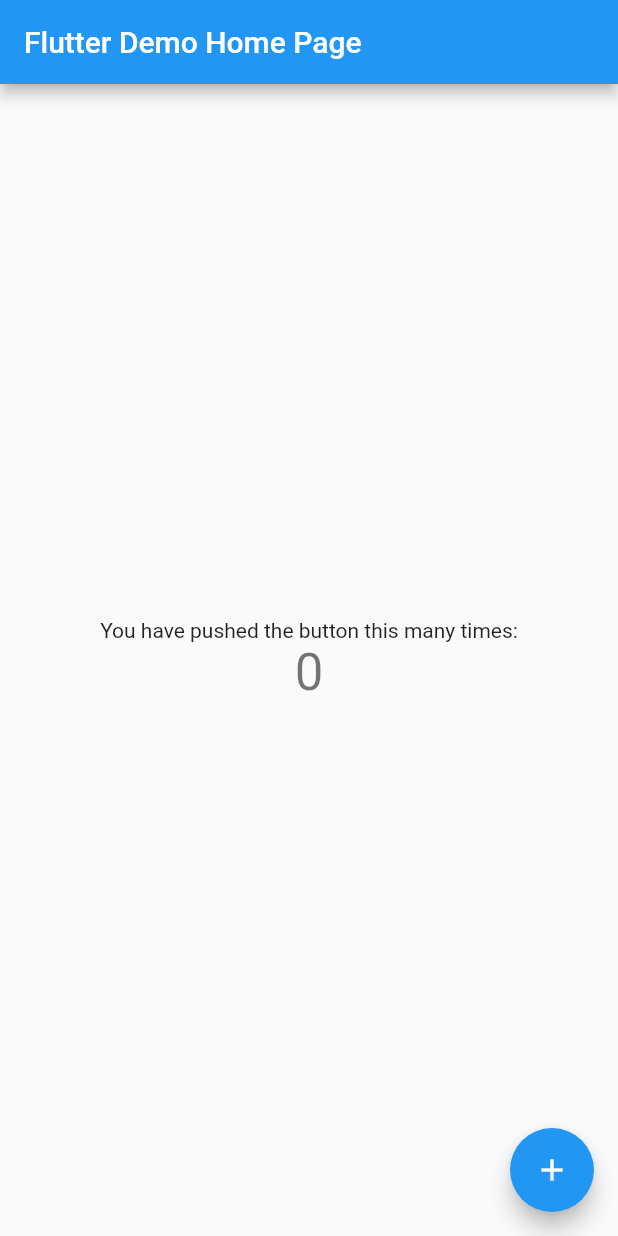
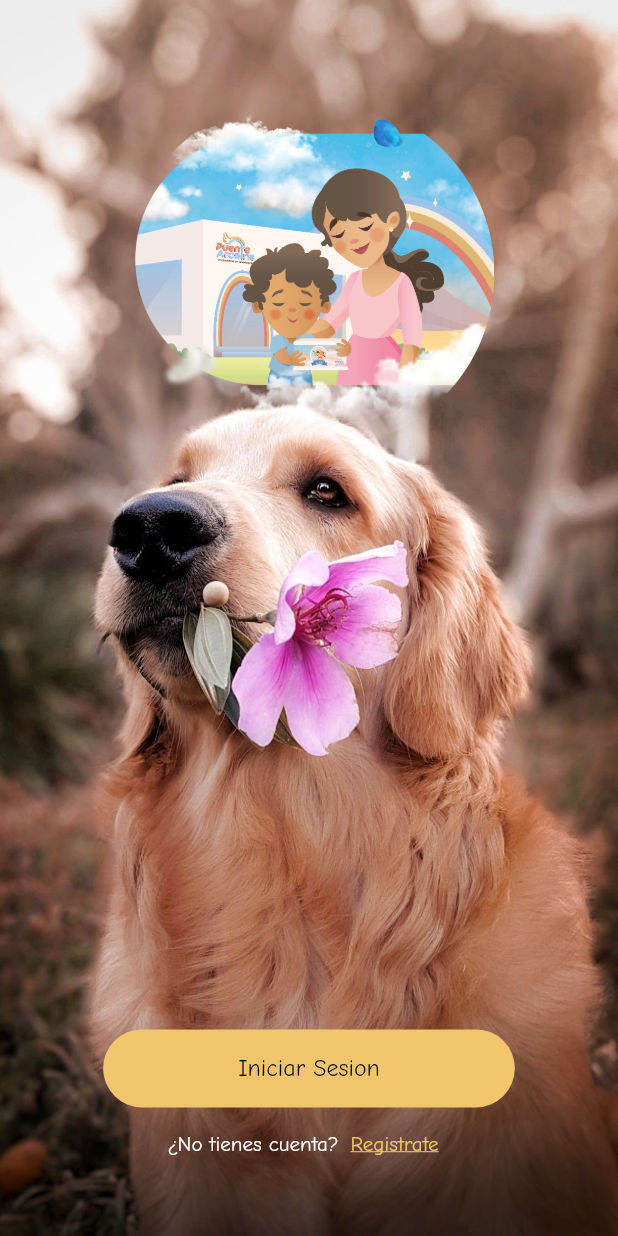
Before and after one commit to Anthonny222/puente-arcoiris, a Flutter app: the screen it shows after launch, on a phone screen of 412 x 824 dp. Run offline on Flutter 3.47's test engine with Material 2 defaults, Android fonts, the phone set to English and light mode, and no system bars; our stand-ins replace firebase_core; accounts and stored records are empty.

Commit message:
Se agregaron las fuentes junto con ellos se modifico el yaml, se agrego imagen incio, y se hico inicio.dart

```diff
--- a/lib/main.dart
+++ b/lib/main.dart
@@ -1,115 +1,26 @@
 import 'package:flutter/material.dart';
+import 'package:puente_arcoiris/routes/app-routes.dart';
+import 'package:puente_arcoiris/theme/app_theme.dart';
+
 
 void main() {
   runApp(const MyApp());
 }
 
+
 class MyApp extends StatelessWidget {
+
   const MyApp({super.key});
 
-  // This widget is the root of your application.
   @override
   Widget build(BuildContext context) {
+
     return MaterialApp(
-      title: 'Flutter Demo',
-      theme: ThemeData(
-        // This is the theme of your application.
-        //
-        // Try running your application with "flutter run". You'll see the
-        // application has a blue toolbar. Then, without quitting the app, try
-        // changing the primarySwatch below to Colors.green and then invoke
-        // "hot reload" (press "r" in the console where you ran "flutter run",
-        // or simply save your changes to "hot reload" in a Flutter IDE).
-        // Notice that the counter didn't reset back to zero; the application
-        // is not restarted.
-        primarySwatch: Colors.blue,
-      ),
-      home: const MyHomePage(title: 'Flutter Demo Home Page'),
+      debugShowCheckedModeBanner: false,
+      title: 'Puente Arcoiris',
+      theme: AppTheme.lighTheme,
+      initialRoute: AppRoutes.rutaInicial,
+      routes: AppRoutes.routes,
     );
   }
 }
-
-class MyHomePage extends StatefulWidget {
-  const MyHomePage({super.key, required this.title});
-
-  // This widget is the home page of your application. It is stateful, meaning
-  // that it has a State object (defined below) that contains fields that affect
-  // how it looks.
-
-  // This class is the configuration for the state. It holds the values (in this
-  // case the title) provided by the parent (in this case the App widget) and
-  // used by the build method of the State. Fields in a Widget subclass are
-  // always marked "final".
-
-  final String title;
-
-  @override
-  State<MyHomePage> createState() => _MyHomePageState();
-}
-
-class _MyHomePageState extends State<MyHomePage> {
-  int _counter = 0;
-
-  void _incrementCounter() {
-    setState(() {
-      // This call to setState tells the Flutter framework that something has
-      // changed in this State, which causes it to rerun the build method below
-      // so that the display can reflect the updated values. If we changed
-      // _counter without calling setState(), then the build method would not be
-      // called again, and so nothing would appear to happen.
-      _counter++;
-    });
-  }
-
-  @override
-  Widget build(BuildContext context) {
-    // This method is rerun every time setState is called, for instance as done
-    // by the _incrementCounter method above.
-    //
-    // The Flutter framework has been optimized to make rerunning build methods
-    // fast, so that you can just rebuild anything that needs updating rather
-    // than having to individually change instances of widgets.
-    return Scaffold(
-      appBar: AppBar(
-        // Here we take the value from the MyHomePage object that was created by
-        // the App.build method, and use it to set our appbar title.
-        title: Text(widget.title),
-      ),
-      body: Center(
-        // Center is a layout widget. It takes a single child and positions it
-        // in the middle of the parent.
-        child: Column(
-          // Column is also a layout widget. It takes a list of children and
-          // arranges them vertically. By default, it sizes itself to fit its
-          // children horizontally, and tries to be as tall as its parent.
-          //
-          // Invoke "debug painting" (press "p" in the console, choose the
-          // "Toggle Debug Paint" action from the Flutter Inspector in Android
-          // Studio, or the "Toggle Debug Paint" command in Visual Studio Code)
-          // to see the wireframe for each widget.
-          //
-          // Column has various properties to control how it sizes itself and
-          // how it positions its children. Here we use mainAxisAlignment to
-          // center the children vertically; the main axis here is the vertical
-          // axis because Columns are vertical (the cross axis would be
-          // horizontal).
-          mainAxisAlignment: MainAxisAlignment.center,
-          children: <Widget>[
-            const Text(
-              'You have pushed the button this many times:',
-            ),
-            Text(
-              '$_counter',
-              style: Theme.of(context).textTheme.headline4,
-            ),
-          ],
-        ),
-      ),
-      floatingActionButton: FloatingActionButton(
-        onPressed: _incrementCounter,
-        tooltip: 'Increment',
-        child: const Icon(Icons.add),
-      ), // This trailing comma makes auto-formatting nicer for build methods.
-    );
-  }
-}
--- /dev/null
+++ b/lib/routes/app-routes.dart
@@ -0,0 +1,19 @@
+import 'package:flutter/material.dart';
+import 'package:puente_arcoiris/screens/screens.dart';
+
+
+
+class AppRoutes{
+
+  static const rutaInicial = 'inicio';
+
+
+  static Map<String, Widget Function (BuildContext context)> routes ={
+
+    'inicio': (BuildContext context) => const IngresarScreen()
+
+
+  };
+
+
+}
--- /dev/null
+++ b/lib/screens/ingresar.dart
@@ -0,0 +1,59 @@
+import 'package:flutter/material.dart';
+import 'package:puente_arcoiris/theme/app_theme.dart';
+
+
+class IngresarScreen extends StatelessWidget {
+
+  const IngresarScreen({Key? key}) : super(key: key);
+
+  @override
+  Widget build(BuildContext context) {
+
+    final size = MediaQuery.of(context).size;
+
+    return Scaffold(
+      body: Center(
+         child: SingleChildScrollView(
+          child: Container(
+            width: size.width,
+            height: size.height,
+            decoration: const BoxDecoration(
+              image: DecorationImage( image: AssetImage('assets/inicio.jpg'), fit: BoxFit.cover)
+            ),
+            child: Column(
+              crossAxisAlignment: CrossAxisAlignment.center,
+              mainAxisAlignment: MainAxisAlignment.start,
+              children: [
+                SizedBox(
+                  height: size.height * 0.08
+                ),
+                Image(
+                  image: const AssetImage('assets/puente-arcoiris.png',),
+                  fit: BoxFit.contain,
+                  width: size.width * 0.6 ,
+                ),
+                SizedBox(
+                  height: size.height * 0.47,
+                ),
+                ElevatedButton(
+                  onPressed: (){},
+                  child: const Text('Iniciar Sesion', style: TextStyle(color: Colors.black, fontFamily: 'Comic Neue', fontSize: 16),),
+                ),
+                Row(
+                  mainAxisAlignment: MainAxisAlignment.center,
+                  children: [
+                    const Text('¿No tienes cuenta?', style: TextStyle(color: Colors.white, fontFamily: 'Comic Neue'),),
+                    TextButton(
+                      onPressed: (){},
+                      child: const Text('Registrate', style: TextStyle(color: AppTheme.primary, fontFamily: 'Comic Neue', decoration: TextDecoration.underline),)
+                    )
+                  ],
+                )
+              ],
+            ),
+          ),
+         ),
+      ),
+    );
+  }
+}
--- /dev/null
+++ b/lib/screens/screens.dart
@@ -0,0 +1,2 @@
+
+export 'package:puente_arcoiris/screens/ingresar.dart';
--- /dev/null
+++ b/lib/theme/app_theme.dart
@@ -0,0 +1,30 @@
+import 'package:flutter/material.dart';
+
+class AppTheme{
+
+  static const Color primary = Color.fromRGBO(241, 197, 107, 6);
+
+
+  static final ThemeData lighTheme = ThemeData.light().copyWith(
+
+
+  // Elevated Button
+    elevatedButtonTheme: ElevatedButtonThemeData(
+    style: ElevatedButton.styleFrom(
+      backgroundColor: primary,
+      shape: const StadiumBorder(),
+      elevation: 0,
+      padding: const EdgeInsets.symmetric(vertical: 17, horizontal: 90),
+
+      ),
+
+
+  )
+
+
+  );
+
+
+
+
+}
```
Also changed, not shown: pubspec.yaml (+4 -4 lines), assets/Inicio.png (deleted), assets/fonts/ComicNeue-Regular.ttf (added), assets/inicio.jpg (added).
